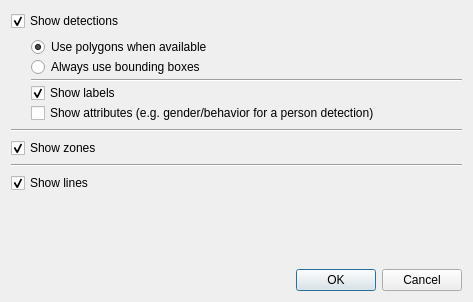
Qt form brainframe_qt/ui/dialogs/video_configuration/video_configuration.ui (aotuai/brainframe-qt) before a commit.
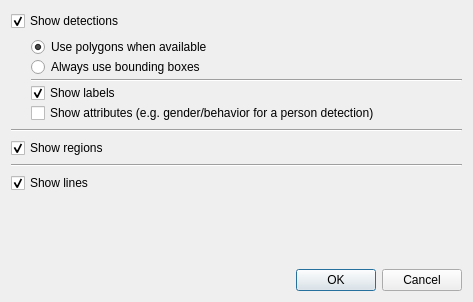
The same form after that commit.

The edit to the form file:
```diff
--- a/brainframe_qt/ui/dialogs/video_configuration/video_configuration.ui
+++ b/brainframe_qt/ui/dialogs/video_configuration/video_configuration.ui
@@ -110,7 +110,7 @@
    <item>
     <widget class="QCheckBox" name="zones_checkbox">
      <property name="text">
-      <string>Show zones</string>
+      <string>Show regions</string>
      </property>
      <property name="checked">
       <bool>true</bool>
```
Left out of the diff: 4 changed lines with no effect on the pictures.
